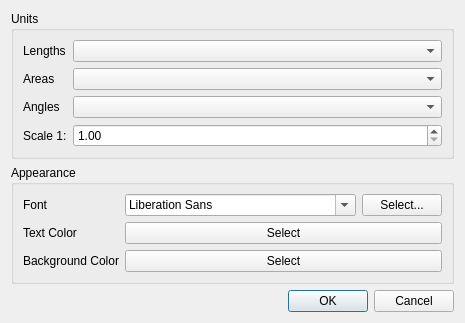
First picture: the form in Pdf4QtEditorPlugins/DimensionsPlugin/settingsdialog.ui, repository JakubMelka/PDF4QT, before the edit.
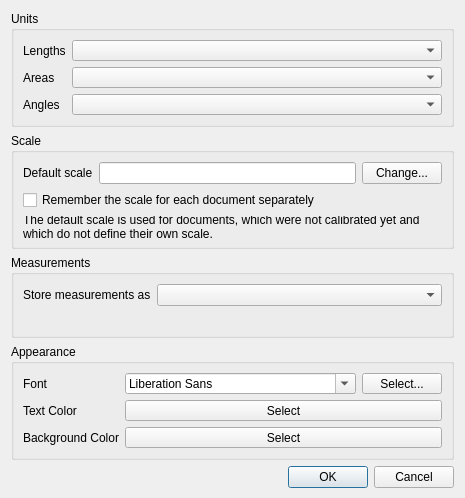
Second picture: the form after the edit.

Commit message: Issue #424: Improved measurement functionality.

```diff
--- a/Pdf4QtEditorPlugins/DimensionsPlugin/settingsdialog.ui
+++ b/Pdf4QtEditorPlugins/DimensionsPlugin/settingsdialog.ui
@@ -6,8 +6,8 @@
    <rect>
     <x>0</x>
     <y>0</y>
-    <width>405</width>
-    <height>309</height>
+    <width>460</width>
+    <height>420</height>
    </rect>
   </property>
   <property name="windowTitle">
@@ -50,20 +50,79 @@
       <item row="2" column="1">
        <widget class="QComboBox" name="anglesComboBox"/>
       </item>
-      <item row="3" column="1">
-       <widget class="QDoubleSpinBox" name="scaleEdit">
-        <property name="minimum">
-         <double>1.000000000000000</double>
-        </property>
-        <property name="maximum">
-         <double>1000000.000000000000000</double>
-        </property>
-       </widget>
-      </item>
-      <item row="3" column="0">
+     </layout>
+    </widget>
+   </item>
+   <item>
+    <widget class="QGroupBox" name="scaleGroupBox">
+     <property name="title">
+      <string>Scale</string>
+     </property>
+     <layout class="QGridLayout" name="scaleLayout">
+      <item row="0" column="0">
        <widget class="QLabel" name="scaleLabel">
         <property name="text">
-         <string>Scale 1:</string>
+         <string>Default scale</string>
+        </property>
+       </widget>
+      </item>
+      <item row="0" column="1">
+       <widget class="QLineEdit" name="scaleEdit">
+        <property name="readOnly">
+         <bool>true</bool>
+        </property>
+       </widget>
+      </item>
+      <item row="0" column="2">
+       <widget class="QPushButton" name="changeScaleButton">
+        <property name="text">
+         <string>Change...</string>
+        </property>
+       </widget>
+      </item>
+      <item row="1" column="0" colspan="3">
+       <widget class="QCheckBox" name="scalePerDocumentCheckBox">
+        <property name="text">
+         <string>Remember the scale for each document separately</string>
+        </property>
+       </widget>
+      </item>
+      <item row="2" column="0" colspan="3">
+       <widget class="QLabel" name="scaleDescriptionLabel">
+        <property name="text">
+         <string>The default scale is used for documents, which were not calibrated yet and which do not define their own scale.</string>
+        </property>
+        <property name="wordWrap">
+         <bool>true</bool>
+        </property>
+       </widget>
+      </item>
+     </layout>
+    </widget>
+   </item>
+   <item>
+    <widget class="QGroupBox" name="storageGroupBox">
+     <property name="title">
+      <string>Measurements</string>
+     </property>
+     <layout class="QFormLayout" name="storageLayout">
+      <item row="0" column="0">
+       <widget class="QLabel" name="storageLabel">
+        <property name="text">
+         <string>Store measurements as</string>
+        </property>
+       </widget>
+      </item>
+      <item row="0" column="1">
+       <widget class="QComboBox" name="storageComboBox"/>
+      </item>
+      <item row="1" column="0" colspan="2">
+       <widget class="QLabel" name="storageDescriptionLabel">
+        <property name="text">
+         <string/>
+        </property>
+        <property name="wordWrap">
+         <bool>true</bool>
         </property>
        </widget>
       </item>
```
Left out of the diff: 2 changed lines with no effect on the pictures. The commit also changes 33 other files.
